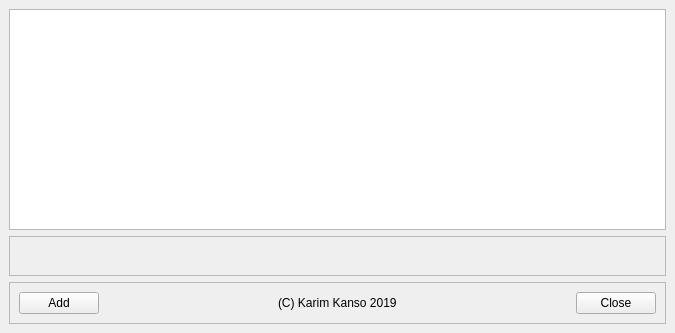
Before: the Qt Designer form memorise/ui/MainWindow.ui in kazkansouh/pyMemorise, drawn with Qt 5.
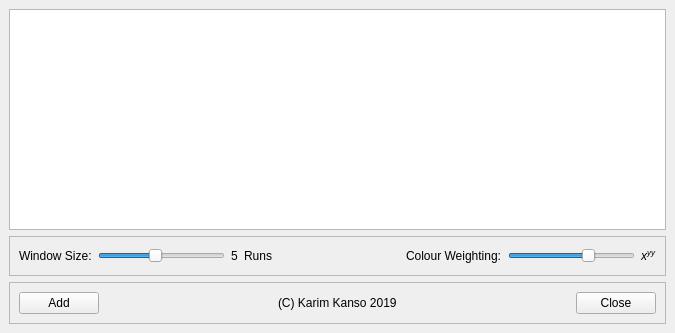
After: the same form once the commit is applied.

Commit message: Sliders added onto main dialog to control window size/colour weighting

Diff of the .ui file:
```diff
--- a/memorise/ui/MainWindow.ui
+++ b/memorise/ui/MainWindow.ui
@@ -43,6 +43,49 @@
        <enum>QFrame::Raised</enum>
       </property>
       <layout class="QHBoxLayout" name="horizontalLayout">
+       <item>
+        <widget class="QLabel" name="label_2">
+         <property name="text">
+          <string>Window Size:</string>
+         </property>
+        </widget>
+       </item>
+       <item>
+        <widget class="QSlider" name="sliderWindow">
+         <property name="minimum">
+          <number>1</number>
+         </property>
+         <property name="maximum">
+          <number>10</number>
+         </property>
+         <property name="pageStep">
+          <number>2</number>
+         </property>
+         <property name="value">
+          <number>5</number>
+         </property>
+         <property name="sliderPosition">
+          <number>5</number>
+         </property>
+         <property name="orientation">
+          <enum>Qt::Horizontal</enum>
+         </property>
+        </widget>
+       </item>
+       <item>
+        <widget class="QLabel" name="labelWindow">
+         <property name="text">
+          <string>5</string>
+         </property>
+        </widget>
+       </item>
+       <item>
+        <widget class="QLabel" name="label_3">
+         <property name="text">
+          <string>Runs</string>
+         </property>
+        </widget>
+       </item>
        <item>
         <spacer name="horizontalSpacer_2">
          <property name="orientation">
@@ -57,30 +100,34 @@
         </spacer>
        </item>
        <item>
-        <spacer name="horizontalSpacer_3">
-         <property name="orientation">
-          <enum>Qt::Horizontal</enum>
+        <widget class="QLabel" name="label_4">
+         <property name="text">
+          <string>Colour Weighting:</string>
          </property>
-         <property name="sizeHint" stdset="0">
-          <size>
-           <width>40</width>
-           <height>20</height>
-          </size>
-         </property>
-        </spacer>
+        </widget>
        </item>
        <item>
-        <spacer name="horizontalSpacer_4">
+        <widget class="QSlider" name="sliderColour">
+         <property name="minimum">
+          <number>1</number>
+         </property>
+         <property name="maximum">
+          <number>30</number>
+         </property>
+         <property name="value">
+          <number>20</number>
+         </property>
          <property name="orientation">
           <enum>Qt::Horizontal</enum>
          </property>
-         <property name="sizeHint" stdset="0">
-          <size>
-           <width>40</width>
-           <height>20</height>
-          </size>
+        </widget>
+       </item>
+       <item>
+        <widget class="QLabel" name="labelColour">
+         <property name="text">
+          <string>&lt;html&gt;&lt;head/&gt;&lt;body&gt;&lt;p&gt;&lt;span style=&quot; font-style:italic;&quot;&gt;x&lt;/span&gt;&lt;span style=&quot; font-style:italic; vertical-align:super;&quot;&gt;yy&lt;/span&gt;&lt;/p&gt;&lt;/body&gt;&lt;/html&gt;</string>
          </property>
-        </spacer>
+        </widget>
        </item>
       </layout>
      </widget>
```
The commit also changes 2 other files.
